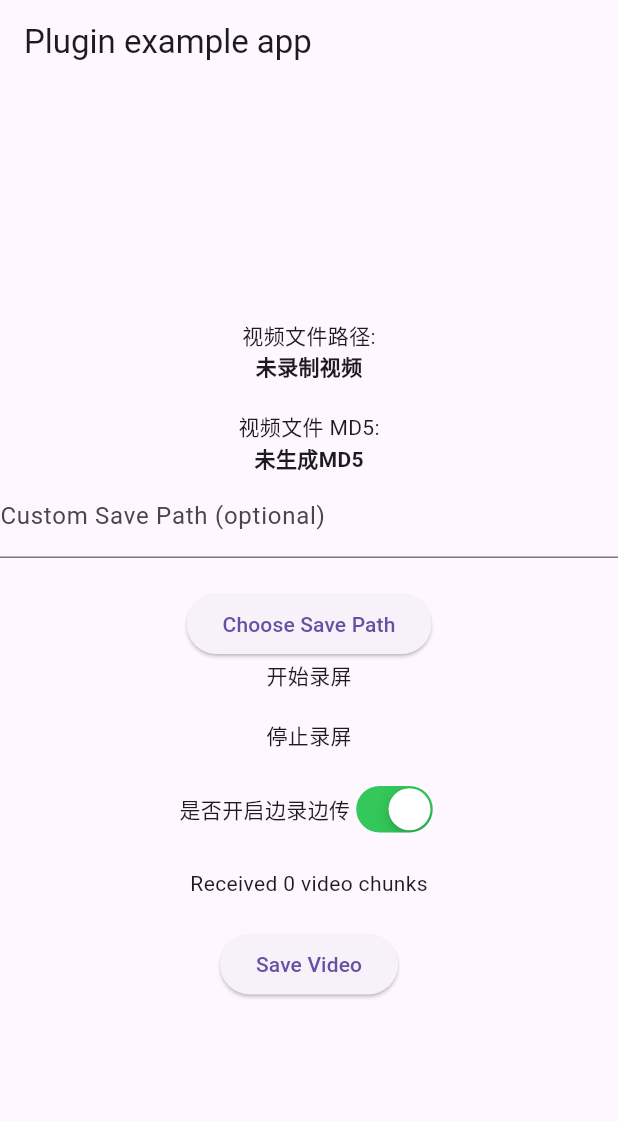
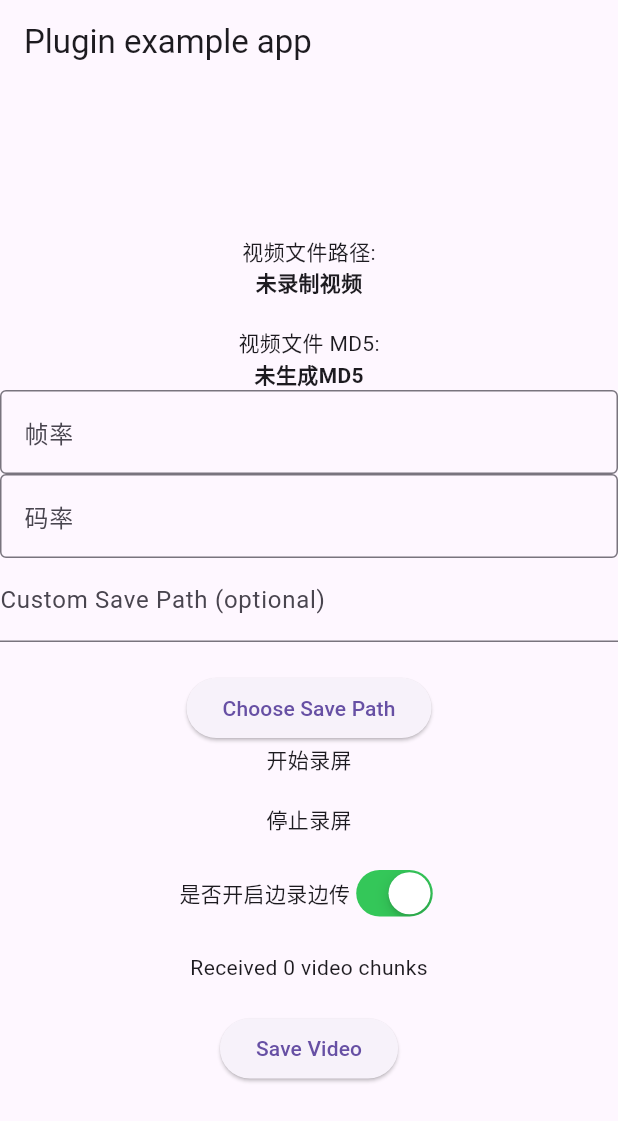
Before and after one commit to libwiki/lib_screen_recorder, a Flutter app: the screen it shows after launch, after a tap on "开始录屏", on a phone screen of 412 x 824 dp. Shown: the top 1121 px of the screen. Run offline on Flutter 3.47's test engine with Material 3 defaults, Android fonts, the phone set to English and light mode, and no system bars; our stand-ins replace plugin_platform_interface.

Commit message:
feature # 添加帧率码率默认值

```diff
--- a/example/lib/main.dart
+++ b/example/lib/main.dart
@@ -27,12 +27,14 @@ class _MyAppState extends State<MyApp> {
   List<Uint8List> _videoChunks = [];
   late String _outputFilePath;
   final _screenRecordingPlugin = ScreenRecording();
-  double screenWidth = 0;
-  double screenHeight = 0;
   final TextEditingController _pathController = TextEditingController();
   static const platform = MethodChannel('screen_recording');
   String _videoPath = '未录制视频';
   String _md5Hash = '未生成MD5';
+  // 帧率默认值
+  String _frameRate = "30";
+  // 码率默认值
+  String _bitRate = "10000000";
 
   @override
   void initState() {
@@ -43,12 +45,6 @@ class _MyAppState extends State<MyApp> {
         _videoChunks.add(base64Decode(event as String));
         // Example: Print the length of received video chunks to console
         print('Received video chunk, length: ${_videoChunks.last.length}');
-      });
-    });
-    WidgetsBinding.instance.addPostFrameCallback((_) {
-      setState(() {
-        screenWidth = 375;
-        screenHeight = 812;
       });
     });
   }
@@ -102,6 +98,30 @@ class _MyAppState extends State<MyApp> {
                 style: TextStyle(fontWeight: FontWeight.bold),
               ),
               TextField(
+                onChanged: (value) {
+                  // 更新帧率的值
+                  setState(() {
+                    _frameRate = value;
+                  });
+                },
+                decoration: InputDecoration(
+                  labelText: '帧率',
+                  border: OutlineInputBorder(),
+                ),
+              ),
+              TextField(
+                onChanged: (value) {
+                  // 更新码率的值
+                  setState(() {
+                    _bitRate = value;
+                  });
+                },
+                decoration: InputDecoration(
+                  labelText: '码率',
+                  border: OutlineInputBorder(),
+                ),
+              ),
+              TextField(
                 controller: _pathController,
                 decoration: InputDecoration(labelText: 'Custom Save Path (optional)'),
               ),
@@ -112,7 +132,7 @@ class _MyAppState extends State<MyApp> {
               ),
               GestureDetector(
                   onTap: () async {
-                    await _screenRecordingPlugin.startRecordScreen("test", screenHeight.toInt(), screenWidth.toInt());
+                    await _screenRecordingPlugin.startRecordScreen(path: _pathController.text);
                   },
                   child: const Text("开始录屏")),
               const SizedBox(height: 20),
--- a/lib/screen_recording.dart
+++ b/lib/screen_recording.dart
@@ -15,9 +15,10 @@ class ScreenRecording {
     return version;
   }
 
-  Future<bool> startRecordScreen(String name, int height, int width) async {
-    final bool start = await _channel
-        .invokeMethod('startRecordScreen', {"name": name, "audio": false, "height": height, "width": width});
+  // 不设置path参数，默认就是保存到相册中
+  Future<bool> startRecordScreen({String? path, int frameRate = 30, int bitRate = 10000000}) async {
+    final bool start =
+        await _channel.invokeMethod('startRecordScreen', {"path": path, "frameRate": frameRate, "bitRate": bitRate});
     return start;
   }
 
```
Also changed, not shown: 1 other file.
